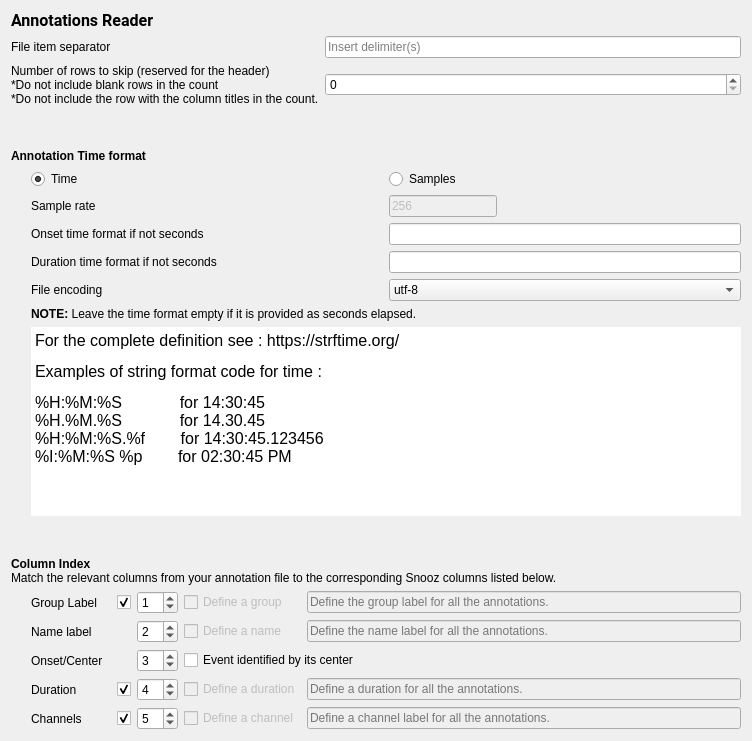
Above: tools/CEAMSTools/ImportTextAnnotations/TextFileDefinition/Ui_TextFileDefinition.ui from SnoozToolbox/snooz-package-ceams before the change. Below: the same form after it.
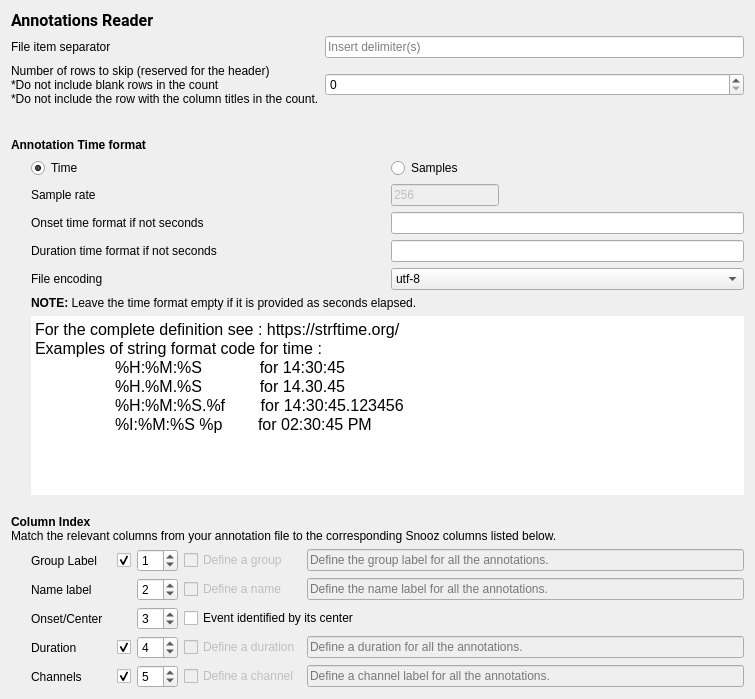
That is the form after the change.

```diff
--- a/tools/CEAMSTools/ImportTextAnnotations/TextFileDefinition/Ui_TextFileDefinition.ui
+++ b/tools/CEAMSTools/ImportTextAnnotations/TextFileDefinition/Ui_TextFileDefinition.ui
@@ -6,8 +6,8 @@
    <rect>
     <x>0</x>
     <y>0</y>
-    <width>752</width>
-    <height>741</height>
+    <width>755</width>
+    <height>699</height>
    </rect>
   </property>
   <property name="windowTitle">
@@ -194,8 +194,11 @@
 li.checked::marker { content: &quot;\2612&quot;; }
 &lt;/style&gt;&lt;/head&gt;&lt;body style=&quot; font-family:'Roboto'; font-size:12pt; font-weight:400; font-style:normal;&quot;&gt;
 &lt;p style=&quot; margin-top:0px; margin-bottom:0px; margin-left:0px; margin-right:0px; -qt-block-indent:0; text-indent:0px;&quot;&gt;For the complete definition see : https://strftime.org/&lt;/p&gt;
-&lt;p style=&quot; margin-top:12px; margin-bottom:12px; margin-left:0px; margin-right:0px; -qt-block-indent:0; text-indent:0px;&quot;&gt;Examples of string format code for time :&lt;/p&gt;
-&lt;p style=&quot; margin-top:12px; margin-bottom:12px; margin-left:0px; margin-right:0px; -qt-block-indent:0; text-indent:0px;&quot;&gt;%H:%M:%S             for 14:30:45&lt;br /&gt;%H.%M.%S             for 14.30.45&lt;br /&gt;%H:%M:%S.%f        for 14:30:45.123456&lt;br /&gt;%I:%M:%S %p        for 02:30:45 PM&lt;/p&gt;&lt;/body&gt;&lt;/html&gt;</string>
+&lt;p style=&quot; margin-top:0px; margin-bottom:0px; margin-left:0px; margin-right:0px; -qt-block-indent:0; text-indent:0px;&quot;&gt;Examples of string format code for time :&lt;/p&gt;
+&lt;p style=&quot; margin-top:0px; margin-bottom:0px; margin-left:0px; margin-right:0px; -qt-block-indent:0; text-indent:0px;&quot;&gt;	%H:%M:%S             for 14:30:45&lt;/p&gt;
+&lt;p style=&quot; margin-top:0px; margin-bottom:0px; margin-left:0px; margin-right:0px; -qt-block-indent:0; text-indent:0px;&quot;&gt;	%H.%M.%S             for 14.30.45&lt;/p&gt;
+&lt;p style=&quot; margin-top:0px; margin-bottom:0px; margin-left:0px; margin-right:0px; -qt-block-indent:0; text-indent:0px;&quot;&gt;	%H:%M:%S.%f        for 14:30:45.123456&lt;/p&gt;
+&lt;p style=&quot; margin-top:0px; margin-bottom:0px; margin-left:0px; margin-right:0px; -qt-block-indent:0; text-indent:0px;&quot;&gt;	%I:%M:%S %p        for 02:30:45 PM&lt;/p&gt;&lt;/body&gt;&lt;/html&gt;</string>
              </property>
             </widget>
            </item>
```
